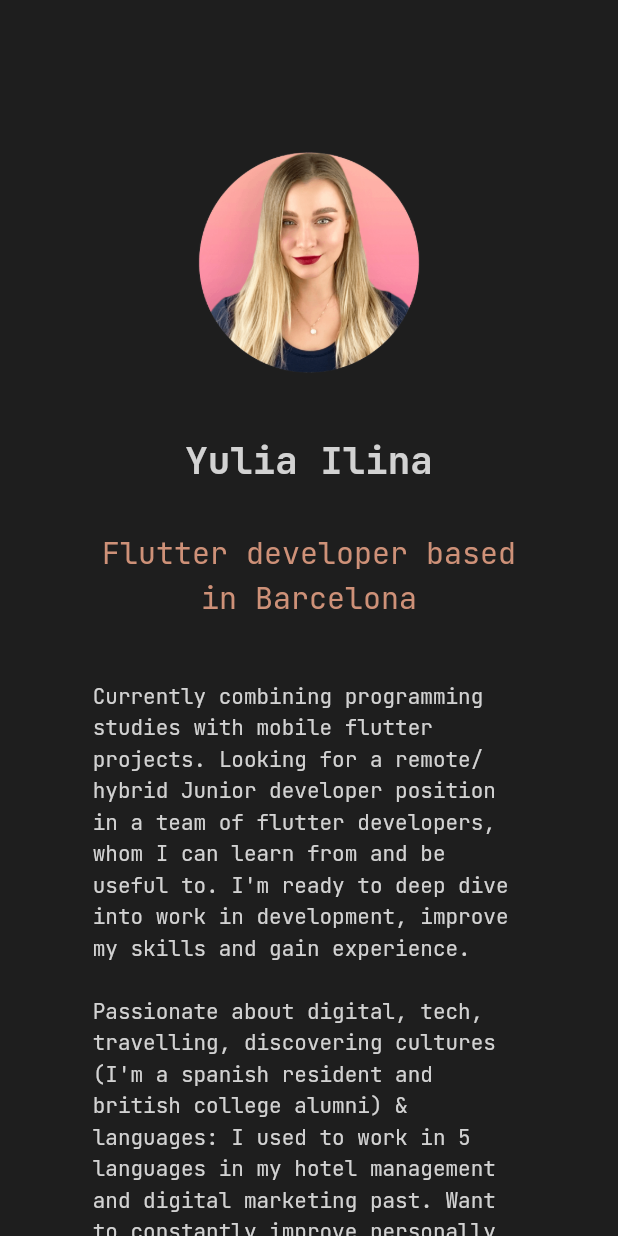
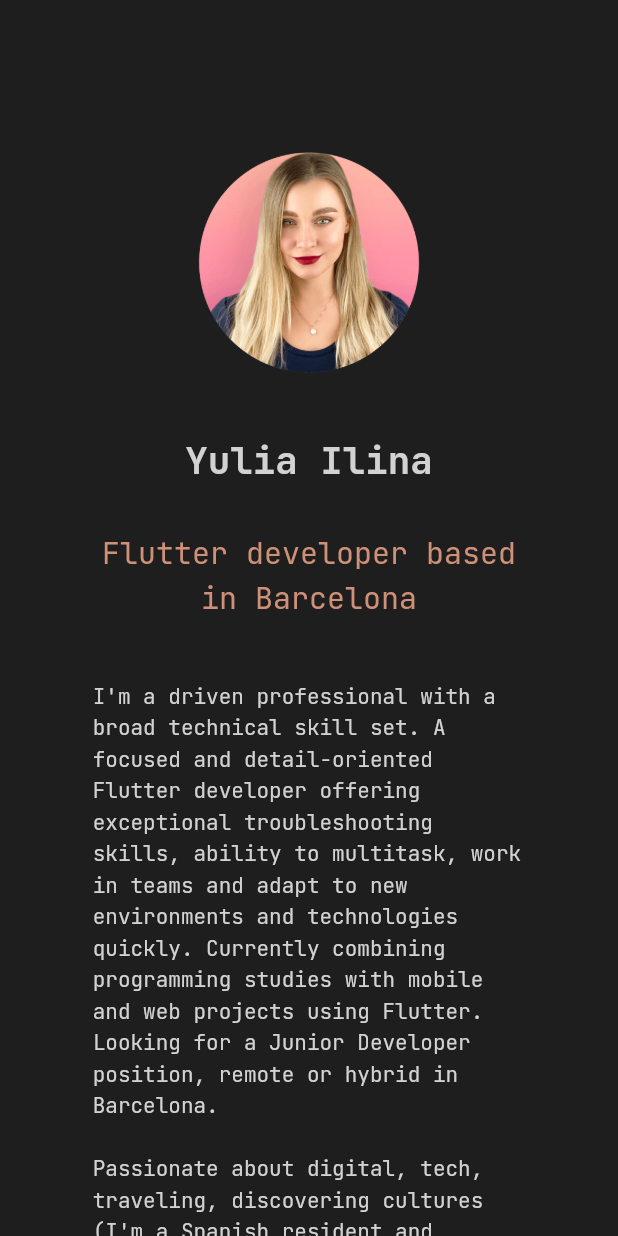
Before and after one commit to juliailina/resume-full, a Flutter app: the screen it shows after launch, on a phone screen of 412 x 824 dp. Run offline on Flutter 3.47's test engine with Material 2 defaults, Android fonts, the light colour scheme and no system bars; drawn by our look-alikes of animated_text_kit; missing offline and left inert: dart:html, universal_html.

Commit message:
updated the build

```diff
--- a/lib/sections/education.dart
+++ b/lib/sections/education.dart
@@ -24,7 +24,7 @@ class Education extends StatelessWidget {
           const SizedBox(height: 40),
           TextBox(
             text:
-                '- CS50\'s Introduction to Computer Science | Harvard University | currently enrolled, study in free time\nFlutter Course for Beginners | freeCodeCamp | Mar 2022\n- Command Line Basics | Hexlet | Jan 2022\n- Introduction to Git | Hexlet | Jan 2022\n- The Complete Flutter Development Bootcamp with Dart | London App Brewery | Jan 2022\n- UX/UI: Digital Product Design with Figma | Bang Bang Education | Aug 2021\n- Kotlin Basics | JetBrains | Mar 2021\n\nExecutive Master in Digital Marketing & E-Commerce | Universitat Politècnica de Catalunya | 2019 - 2020\nBachelor of Tourism and Hospitality Management | Universidad de La Laguna, Tenerife | 2013 - 2017 + Certifications in Amadeus introduction, SAP introduction, Revenue Management basic level\nSixth Form College (ICT, Maths, Business, Psychology) | Wingate School, Tenerife | 2011 - 2013',
+                '- CS50x Introduction to Computer Science | Harvard University | currently enrolled, study in free time\nFlutter Course for Beginners | freeCodeCamp | Mar 2022\n- Command Line Basics | Hexlet | Jan 2022\n- Introduction to Git | Hexlet | Jan 2022\n- The Complete Flutter Development Bootcamp with Dart | London App Brewery | Jan 2022\n- UX/UI: Digital Product Design with Figma | Bang Bang Education | Aug 2021\n- Kotlin Basics | JetBrains | Mar 2021\n\nExecutive Master in Digital Marketing & E-Commerce | Universitat Politècnica de Catalunya | 2019 - 2020\n\nBachelor of Tourism and Hospitality Management | Universidad de La Laguna, Tenerife | 2013 - 2017\n+ Certifications in Amadeus introduction, SAP introduction, Revenue Management basic level\n\nSixth Form College (ICT, Maths, Business, Psychology) | Wingate School, Tenerife | 2011 - 2013',
           ),
         ],
       ),
--- a/lib/sections/experience.dart
+++ b/lib/sections/experience.dart
@@ -24,7 +24,7 @@ class Experience extends StatelessWidget {
           const SizedBox(height: 40),
           TextBox(
             text:
-                'Flutter Intern | Startup Dev Team (NDA), Barcelona | Jan 2022 - Feb 2022\nBuilding interface elements, basic Git operations, work in Figma (the project has not been launched yet, we stopped collaborating before I fully started with the job due to the delay on the backend for an indefinite period)\n\nDigital Marketing Intern | Saba Group, Barcelona | Nov 2019 - Apr 2020\nMember of marketing department w/ agile principles & scrum methodology (daily standups, sprints), responsible for website info updates, email campaigns, translation for the app, Google My Business',
+                'Flutter Intern | Startup Dev Team (NDA), Barcelona | Jan 2022 - Feb 2022\nBuilding custom interface elements, transferring Figma designs into code, using Git commands\n\nDigital Marketing Intern | Saba Group, Barcelona | Nov 2019 - Apr 2020\nMember of marketing department w/ agile principles & scrum methodology (daily standups, sprints), responsible for website info updates, email campaigns, translation for the app, Google My Business',
           ),
         ],
       ),
--- a/lib/sections/intro.dart
+++ b/lib/sections/intro.dart
@@ -39,7 +39,7 @@ class Intro extends StatelessWidget {
           const SizedBox(height: 40),
           TextBox(
             text:
-                'Currently combining programming studies with mobile flutter projects. Looking for a remote/hybrid Junior developer position in a team of flutter developers, whom I can learn from and be useful to. I\'m ready to deep dive into work in development, improve my skills and gain experience.\n\nPassionate about digital, tech, travelling, discovering cultures (I\'m a spanish resident and british college alumni) & languages: I used to work in 5 languages in my hotel management and digital marketing past. Want to constantly improve personally and professionally and make a positive contribution to the community.',
+                'I\'m a driven professional with a broad technical skill set. A focused and detail-oriented Flutter developer offering exceptional troubleshooting skills, ability to multitask, work in teams and adapt to new environments and technologies quickly. Currently combining programming studies with mobile and web projects using Flutter. Looking for a Junior Developer position, remote or hybrid in Barcelona.\n\nPassionate about digital, tech, traveling, discovering cultures (I\'m a Spanish resident and British college alumni) & languages: I used to work in 5 languages in my hotel management and digital marketing past. Want to constantly improve my personal and professional skills and make a positive contribution to the community.',
           ),
           Padding(
             padding: const EdgeInsets.all(40.0),
--- a/lib/sections/skills.dart
+++ b/lib/sections/skills.dart
@@ -24,7 +24,7 @@ class Skills extends StatelessWidget {
           const SizedBox(height: 40),
           TextBox(
             text:
-                'So far I have learnt about: Flutter & Dart basics, State Management, Animations, Navigation, Packages, Custom Painter, Firebase, APIs, OOP principles, SOLID, DRY-code, Command Line Basics, Git, Kotlin Basics, UX/UI principles in Digital Product Design using Figma and more. Constantly adding to the list.\n\nAreas of future improvement: Dart Async, State Management (BLoC, Redux, Cubit etc.), SQL, Swift Basics, deepen software architecture knowledge (clean code principles, OOP design patterns), Testing and any other skills required for the job.\n\nSoft skills: good communication, problem-solving, self-learning and collaboration skills. High level of empathy and helpfulness. I consider myself a creative and open-minded person who easily adapts to new environments and technologies.\n\nLanguages: fluent levels of English (C1), Spanish (C1) and Russian (native). Good understanding of Ukrainian (lack spoken and written practice). Limited working proficiency in German (B1) and elementary in Czech (A2).',
+                'So far I have learnt about: Flutter & Dart basics, State Management, Animations, Navigation, Packages, Custom Painter, Firebase, APIs, OOP principles, SOLID, DRY-code, Command Line operations, Git, Kotlin Basics, UX/UI principles in Digital Product Design using Figma and more. Constantly adding to the list.\n\nAreas of future improvement: State Management w/ BLoC, Redux, Cubit etc., SQL, Swift, deepen software architecture knowledge (clean code principles, OOP design patterns), Testing and any other skills required for the job.\n\nSoft skills: good communication, problem-solving, self-learning and collaboration skills. High level of empathy and helpfulness. I consider myself a creative and open-minded person who easily adapts to new environments and technologies.\n\nLanguages: fluent levels of English (C1), Spanish (C1) and Russian (native). Good understanding of Ukrainian (lack spoken and written practice). Limited working proficiency in German (B1) and elementary in Czech (A2).',
           ),
         ],
       ),
```
Also changed, not shown: 1 other file.
